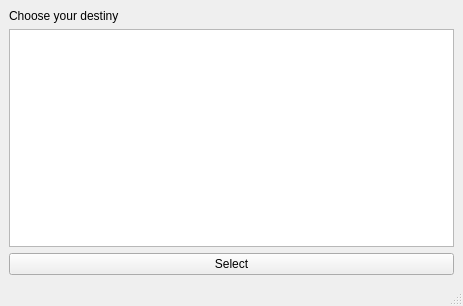
The window that mainwindow.ui (solar05/InterfaceEmulator) describes before a commit, drawn with Qt 5.
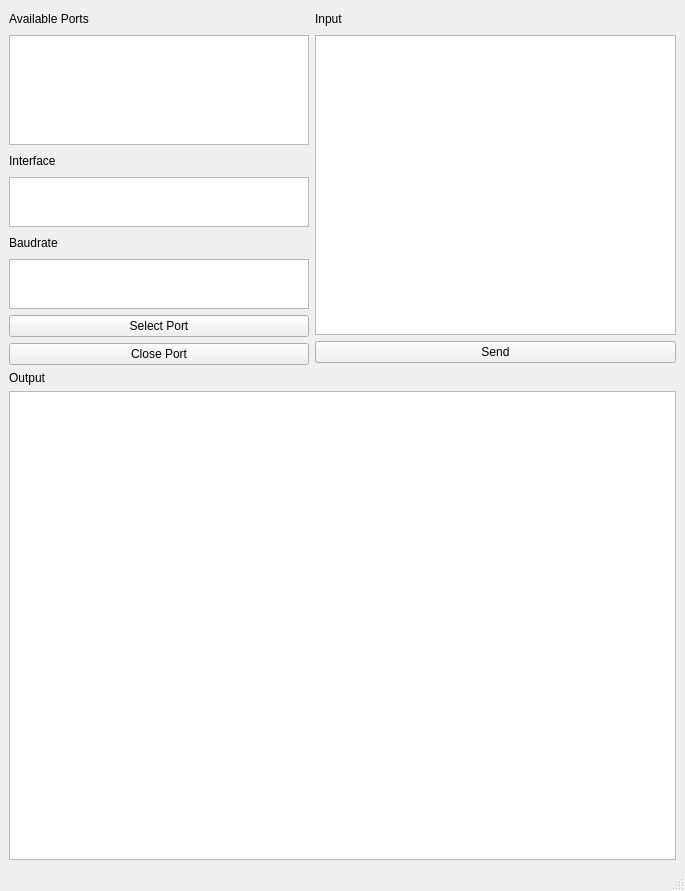
The same window after the commit.

```diff
--- a/mainwindow.ui
+++ b/mainwindow.ui
@@ -6,33 +6,155 @@
    <rect>
     <x>0</x>
     <y>0</y>
-    <width>463</width>
-    <height>306</height>
+    <width>685</width>
+    <height>891</height>
    </rect>
   </property>
   <property name="windowTitle">
    <string>MainWindow</string>
   </property>
   <widget class="QWidget" name="centralwidget">
-   <layout class="QVBoxLayout" name="verticalLayout_2">
+   <layout class="QHBoxLayout" name="horizontalLayout_2">
     <item>
-     <layout class="QVBoxLayout" name="verticalLayout">
+     <layout class="QVBoxLayout" name="verticalLayout_4">
       <item>
-       <widget class="QLabel" name="label">
-        <property name="text">
-         <string>Choose your destiny</string>
-        </property>
-       </widget>
+       <layout class="QHBoxLayout" name="horizontalLayout">
+        <item>
+         <layout class="QVBoxLayout" name="verticalLayout">
+          <item>
+           <widget class="QLabel" name="label_2">
+            <property name="maximumSize">
+             <size>
+              <width>16777215</width>
+              <height>20</height>
+             </size>
+            </property>
+            <property name="text">
+             <string>Available Ports</string>
+            </property>
+           </widget>
+          </item>
+          <item>
+           <widget class="QListWidget" name="portSelect">
+            <property name="maximumSize">
+             <size>
+              <width>300</width>
+              <height>110</height>
+             </size>
+            </property>
+           </widget>
+          </item>
+          <item>
+           <widget class="QLabel" name="label_5">
+            <property name="maximumSize">
+             <size>
+              <width>300</width>
+              <height>20</height>
+             </size>
+            </property>
+            <property name="text">
+             <string>Interface</string>
+            </property>
+           </widget>
+          </item>
+          <item>
+           <widget class="QListWidget" name="interfaceChoose">
+            <property name="maximumSize">
+             <size>
+              <width>300</width>
+              <height>50</height>
+             </size>
+            </property>
+           </widget>
+          </item>
+          <item>
+           <widget class="QLabel" name="label_4">
+            <property name="maximumSize">
+             <size>
+              <width>300</width>
+              <height>20</height>
+             </size>
+            </property>
+            <property name="text">
+             <string>Baudrate</string>
+            </property>
+           </widget>
+          </item>
+          <item>
+           <widget class="QListWidget" name="baudChoose">
+            <property name="maximumSize">
+             <size>
+              <width>300</width>
+              <height>50</height>
+             </size>
+            </property>
+           </widget>
+          </item>
+          <item>
+           <widget class="QPushButton" name="selectButton">
+            <property name="text">
+             <string>Select Port</string>
+            </property>
+           </widget>
+          </item>
+          <item>
+           <widget class="QPushButton" name="closeButton">
+            <property name="text">
+             <string>Close Port</string>
+            </property>
+           </widget>
+          </item>
+         </layout>
+        </item>
+        <item>
+         <layout class="QVBoxLayout" name="verticalLayout_2">
+          <item>
+           <widget class="QLabel" name="label_3">
+            <property name="maximumSize">
+             <size>
+              <width>16777215</width>
+              <height>20</height>
+             </size>
+            </property>
+            <property name="text">
+             <string>Input </string>
+            </property>
+           </widget>
+          </item>
+          <item>
+           <widget class="QTextEdit" name="input">
+            <property name="maximumSize">
+             <size>
+              <width>16777215</width>
+              <height>300</height>
+             </size>
+            </property>
+           </widget>
+          </item>
+          <item>
+           <widget class="QPushButton" name="pushButton">
+            <property name="text">
+             <string>Send</string>
+            </property>
+           </widget>
+          </item>
+         </layout>
+        </item>
+       </layout>
       </item>
       <item>
-       <widget class="QListWidget" name="listWidget"/>
-      </item>
-      <item>
-       <widget class="QPushButton" name="pushButton">
-        <property name="text">
-         <string>Select</string>
-        </property>
-       </widget>
+       <layout class="QVBoxLayout" name="verticalLayout_3">
+        <item>
+         <widget class="QLabel" name="label">
+          <property name="text">
+           <string>Output</string>
+          </property>
+         </widget>
+        </item>
+        <item>
+         <widget class="QTextEdit" name="output"/>
+        </item>
+       </layout>
       </item>
      </layout>
     </item>
```
Left out of the diff: 2 changed lines with no effect on the pictures.
